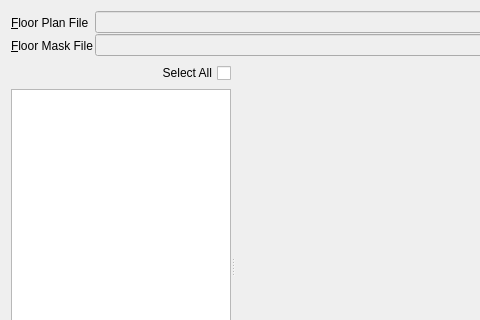
This is app/src/tools/core/tabs/CollateResultsWidget.ui in dysonltd-zz/gts as Qt 5 draws it before an edit; both pictures show x 0 to 480 and y 0 to 320 of the 640 by 480 pixel window. The edited form follows.
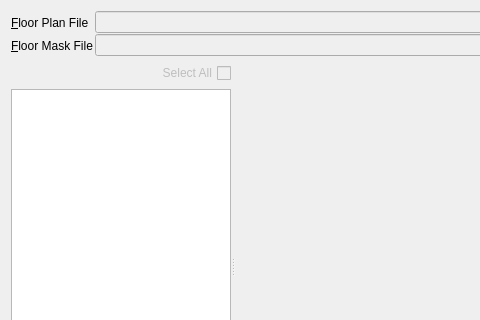
This is the edited form. Icons and pictures are not drawn. Custom widgets are drawn as their Qt base class.

Commit message: Minor bug fix - Analysis select all would crash if no table items loaded

The edit to the form file:
```diff
--- a/app/src/tools/core/tabs/CollateResultsWidget.ui
+++ b/app/src/tools/core/tabs/CollateResultsWidget.ui
@@ -163,6 +163,9 @@
          </property>
          <item>
           <widget class="QCheckBox" name="m_selectAllCheckBox">
+           <property name="enabled">
+            <bool>false</bool>
+           </property>
            <property name="layoutDirection">
             <enum>Qt::RightToLeft</enum>
            </property>
```
Left out of the diff: 4 changed lines with no effect on the pictures. The commit also changes 1 other file.
